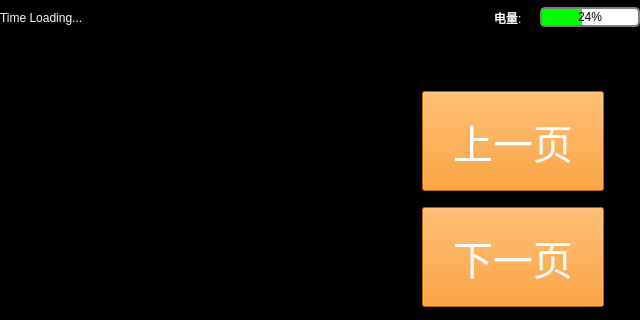
The window that photosviewerwindow.ui (a2824256/EVA-Qt-Beta) describes before a commit, drawn with Qt 5; both pictures show x 0 to 640 and y 0 to 320 of the 640 by 480 pixel window.
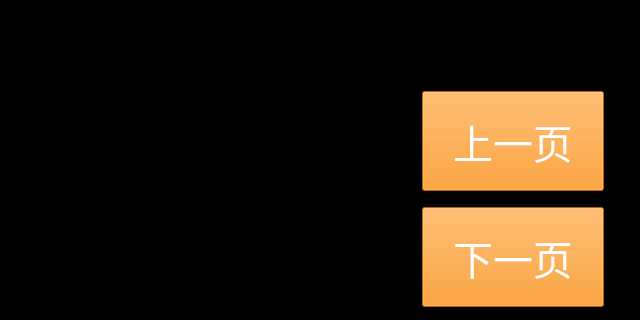
The same window after the commit.

The edit to the form file:
```diff
--- a/photosviewerwindow.ui
+++ b/photosviewerwindow.ui
@@ -27,28 +27,6 @@
      <string notr="true">background-color:black</string>
     </property>
     <layout class="QHBoxLayout" name="horizontalLayout">
-     <item>
-      <widget class="QLabel" name="datetime">
-       <property name="minimumSize">
-        <size>
-         <width>200</width>
-         <height>0</height>
-        </size>
-       </property>
-       <property name="maximumSize">
-        <size>
-         <width>200</width>
-         <height>16777215</height>
-        </size>
-       </property>
-       <property name="styleSheet">
-        <string notr="true">color:white</string>
-       </property>
-       <property name="text">
-        <string>Time Loading...</string>
-       </property>
-      </widget>
-     </item>
      <item>
       <widget class="QLabel" name="tips">
        <property name="minimumSize">
@@ -71,50 +49,6 @@
        </property>
       </widget>
      </item>
-     <item>
-      <widget class="QLabel" name="battery">
-       <property name="minimumSize">
-        <size>
-         <width>40</width>
-         <height>0</height>
-        </size>
-       </property>
-       <property name="maximumSize">
-        <size>
-         <width>40</width>
-         <height>16777215</height>
-        </size>
-       </property>
-       <property name="styleSheet">
-        <string notr="true">color:white</string>
-       </property>
-       <property name="text">
-        <string>电量:</string>
-       </property>
-      </widget>
-     </item>
-     <item>
-      <widget class="QProgressBar" name="progressBar">
-       <property name="minimumSize">
-        <size>
-         <width>100</width>
-         <height>20</height>
-        </size>
-       </property>
-       <property name="maximumSize">
-        <size>
-         <width>100</width>
-         <height>20</height>
-        </size>
-       </property>
-       <property name="styleSheet">
-        <string notr="true">QProgressBar {   color:black;border: 2px solid grey;   border-radius: 5px;   background-color: #FFFFFF;}QProgressBar::chunk {   background-color: #00FF00;   width: 20px;}QProgressBar {   border: 2px solid grey;   border-radius: 5px;   text-align: center;}</string>
-       </property>
-       <property name="value">
-        <number>24</number>
-       </property>
-      </widget>
-     </item>
     </layout>
    </widget>
    <widget class="QWidget" name="hor_2" native="true">
```
